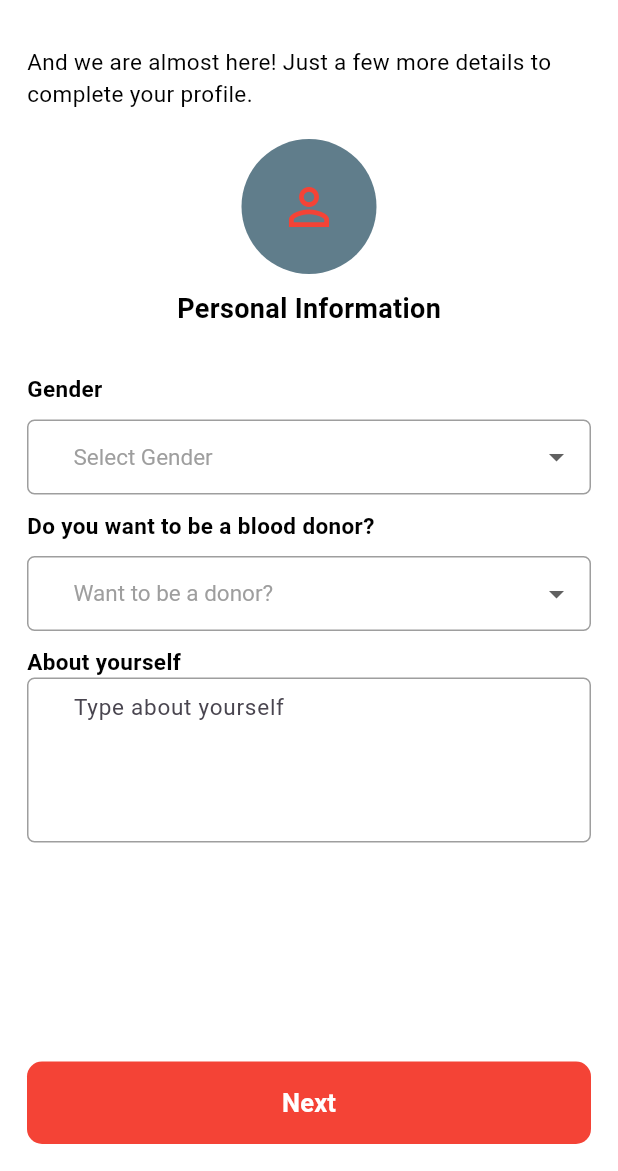
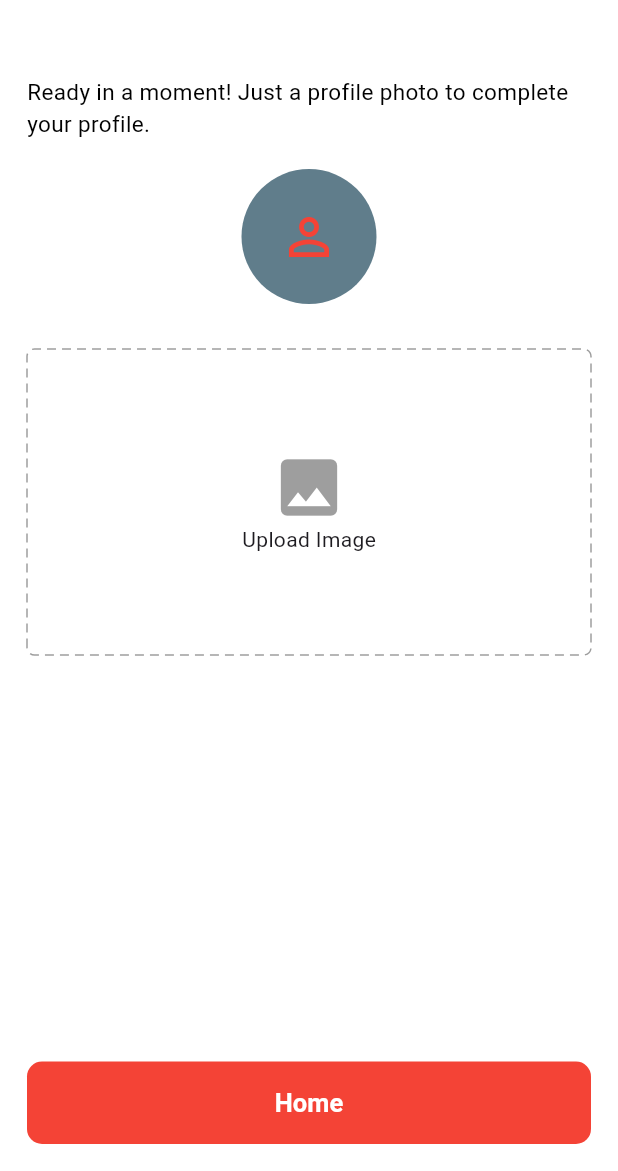
Before and after one commit to ShahidC0de/Blood-Donating-App, a Flutter app: the ProfileSetup2 screen opened directly, after a tap on "Next", on a phone screen of 412 x 824 dp, the part 65-1236 px from its top. Run offline on Flutter 3.47's test engine with Material 3 defaults, Android fonts, the phone set to English and light mode, and no system bars; drawn by our look-alikes of dotted_border; our stand-ins replace flutter_svg, image_picker.

Commit message:
profile setup sections UI are completed with image upload using imagepicker dependency

```diff
--- a/lib/features/login/presentation/screens/splash_screen.dart
+++ b/lib/features/login/presentation/screens/splash_screen.dart
@@ -14,6 +14,7 @@ class _SplashScreenState extends State<SplashScreen> {
   void initState() {
     super.initState();
     Future.wait([Future.delayed(Duration(seconds: 5))]).then((value) {
+      // ignore: use_build_context_synchronously
       Navigator.of(context).pushReplacement(
         MaterialPageRoute(builder: (context) => OnboardingScreen()),
       );
--- a/lib/features/profile/presentation/screens/profile_setup.dart
+++ b/lib/features/profile/presentation/screens/profile_setup.dart
@@ -1,8 +1,12 @@
+import 'dart:io';
+
 import 'package:blood_dontating_app/core/constants/constants.dart';
 import 'package:blood_dontating_app/core/theme/app_pallete.dart';
 import 'package:blood_dontating_app/features/login/presentation/widgets/customfield.dart';
 import 'package:blood_dontating_app/features/login/presentation/widgets/login_button.dart';
+import 'package:dotted_border/dotted_border.dart';
 import 'package:flutter/material.dart';
+import 'package:image_picker/image_picker.dart';
 
 class ProfileSetup extends StatefulWidget {
   static route() =>
@@ -55,7 +59,7 @@ class _ProfileSetupState extends State<ProfileSetup> {
           crossAxisAlignment: CrossAxisAlignment.start,
           children: [
             Text(
-              "Almost done! Let\'s set up your profile. It's easy, Just three easy steps",
+              "Almost done! Let's set up your profile. It's easy, Just three easy steps",
               style: AppPallete.subHeadingText,
             ),
             const SizedBox(height: 20),
@@ -360,10 +364,137 @@ class _ProfileSetup2State extends State<ProfileSetup2> {
             ),
             Customfield(hintText: 'Type about yourself', maxLines: 4),
             Spacer(),
-            AuthButton(onpressed: () {}, title: "Next"),
+            AuthButton(
+              onpressed: () {
+                Navigator.push(context, ProfileSetup3.route());
+              },
+              title: "Next",
+            ),
           ],
         ),
       ),
     );
   }
 }
+
+class ProfileSetup3 extends StatefulWidget {
+  static route() =>
+      MaterialPageRoute(builder: (context) => const ProfileSetup3());
+  const ProfileSetup3({super.key});
+
+  @override
+  State<ProfileSetup3> createState() => _ProfileSetup3State();
+}
+
+class _ProfileSetup3State extends State<ProfileSetup3> {
+  XFile? _pickedImage;
+  @override
+  Widget build(BuildContext context) {
+    return Scaffold(
+      appBar: AppBar(
+        centerTitle: true,
+        title: Text('Profile Setup', style: AppPallete.headingText),
+      ),
+      body: Padding(
+        padding: const EdgeInsets.all(18.0),
+        child: Column(
+          crossAxisAlignment: CrossAxisAlignment.start,
+          children: [
+            const SizedBox(height: 20),
+            Text(
+              "Ready in a moment! Just a profile photo to complete your profile.",
+              style: AppPallete.subHeadingText,
+            ),
+            const SizedBox(height: 20),
+            Center(
+              child: CircleAvatar(
+                radius: 45,
+                backgroundColor: AppPallete.lightGreyColor,
+                child: Icon(
+                  Icons.person_outline,
+                  size: 40,
+                  color: AppPallete.buttonColor,
+                ),
+              ),
+            ),
+            const SizedBox(height: 10),
+
+            const SizedBox(height: 20),
+
+            InkWell(
+              onTap: () async {
+                final image = await ImagePicker().pickImage(
+                  source: ImageSource.gallery,
+                );
+                if (image != null) {
+                  setState(() {
+                    _pickedImage = image;
+                  });
+                }
+              },
+              child: DottedBorder(
+                color: AppPallete.borderColor,
+                strokeWidth: 1,
+                dashPattern: const [6, 4], // dash length, gap
+                borderType: BorderType.RRect,
+                radius: const Radius.circular(5),
+                child: Container(
+                  width: double.infinity,
+                  height: 200,
+                  alignment: Alignment.center,
+                  child: Column(
+                    mainAxisAlignment: MainAxisAlignment.center,
+                    children: [
+                      _pickedImage != null
+                          ? CircleAvatar(
+                              radius: 50,
+                              backgroundImage: FileImage(
+                                File(_pickedImage!.path),
+                              ),
+                            )
+                          : Icon(
+                              Icons.photo,
+                              size: 50,
+                              color: AppPallete.fieldTextColor,
+                            ),
+                      _pickedImage != null ? SizedBox() : Text('Upload Image'),
+                    ],
+                  ),
+                ),
+              ),
+            ),
+            Spacer(),
+            AuthButton(onpressed: () {}, title: 'Home'),
+
+            //  Center(
+            //   child: Text(
+            //     'Profile Setup Complete!',
+            //     style: AppPallete.headingText.copyWith(fontSize: 18),
+            //   ),
+            // ),
+
+            // Center(
+            //   child: CircleAvatar(
+            //     radius: 45,
+            //     backgroundColor: AppPallete.lightGreyColor,
+            //     child: Icon(
+            //       Icons.check_circle_outline,
+            //       size: 40,
+            //       color: AppPallete.buttonColor,
+            //     ),
+            //   ),
+            // ),
+            // const SizedBox(height: 10),
+            // Center(
+            //   child: Text(
+            //     'Thank you for completing your profile. You are now ready to explore the app and connect with others.',
+            //     style: AppPallete.subHeadingText,
+            //     textAlign: TextAlign.center,
+            //   ),
+            // ),
+          ],
+        ),
+      ),
+    );
+  }
+}
--- a/pubspec.yaml
+++ b/pubspec.yaml
@@ -19,6 +19,8 @@ dependencies:
   # Use with the CupertinoIcons class for iOS style icons.
   cupertino_icons: ^1.0.8
   flutter_svg: ^2.2.3
+  dotted_border: ^2.1.0
+  image_picker: ^1.2.1
 
 dev_dependencies:
   flutter_test:
```
Also changed, not shown: pubspec.lock, 16 other files.
